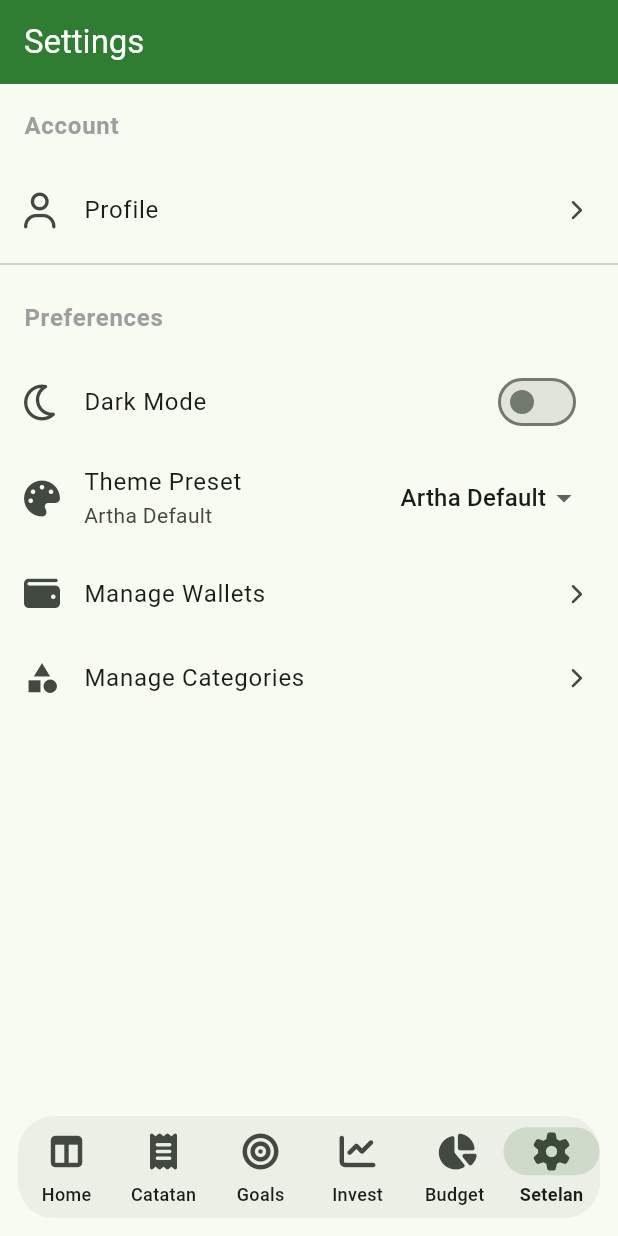
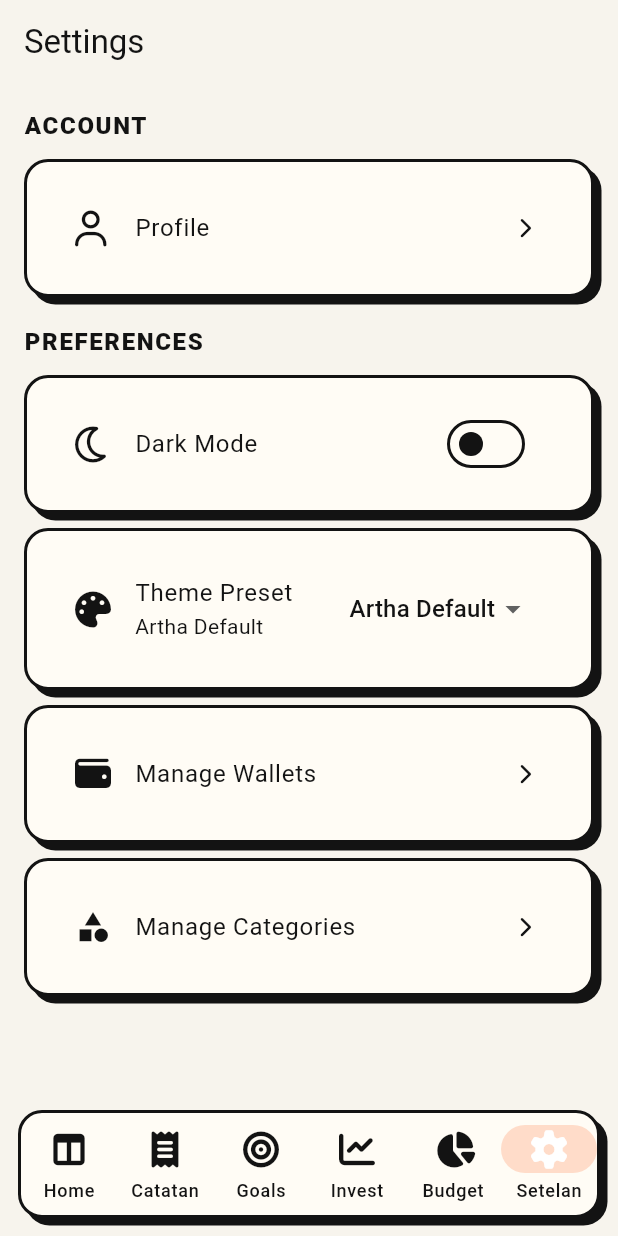
Before and after one commit to wahyuatmaja3/artha, a Flutter app: the screen it shows after launch, item 6 of the bottom bar chosen, on a phone screen of 412 x 824 dp. Run offline on Flutter 3.47's test engine with Material 3 defaults, Android fonts, the phone set to English and light mode, and no system bars; our stand-ins replace drift, fl_chart, flutter_riverpod, font_awesome_flutter, sqlite3_flutter_libs; accounts and stored records are empty; generated files the repository leaves out were written again; Roboto replaces fonts that are missing (Trebuchet MS).

Commit message:
feat: change entire design to neo brutalism

```diff
--- a/lib/app.dart
+++ b/lib/app.dart
@@ -1,6 +1,7 @@
 import 'package:flutter/material.dart';
 import 'package:flutter_riverpod/flutter_riverpod.dart';
 import 'package:font_awesome_flutter/font_awesome_flutter.dart';
+import 'core/ui/neo_widgets.dart';
 import '../../features/dashboard/dashboard_screen.dart';
 import '../../features/transactions/transactions_screen.dart';
 import '../../features/transactions/add_transaction_screen.dart';
@@ -37,21 +38,15 @@ class _AppShellState extends ConsumerState<AppShell> {
       body: _screens[_currentIndex],
       bottomNavigationBar: Padding(
         padding: const EdgeInsets.fromLTRB(12, 0, 12, 12),
-        child: ClipRRect(
-          borderRadius: BorderRadius.circular(24),
+        child: NeoCard(
+          padding: EdgeInsets.zero,
           child: NavigationBarTheme(
             data: NavigationBarThemeData(
               height: 68,
-              indicatorColor: scheme.primary.withValues(alpha: 0.16),
-              labelTextStyle: WidgetStateProperty.resolveWith((states) {
-                final isSelected = states.contains(WidgetState.selected);
-                return TextStyle(
-                  fontSize: 12,
-                  fontWeight: isSelected ? FontWeight.w700 : FontWeight.w500,
-                );
-              }),
+              indicatorColor: scheme.primary.withValues(alpha: 0.22),
             ),
             child: NavigationBar(
+              backgroundColor: Colors.transparent,
               selectedIndex: _currentIndex,
               onDestinationSelected: (index) {
                 setState(() {
--- a/lib/core/theme/app_theme.dart
+++ b/lib/core/theme/app_theme.dart
@@ -1,4 +1,5 @@
 import 'package:flutter/material.dart';
+import 'neo_tokens.dart';
 
 enum ThemePreset {
   artha,
@@ -12,50 +13,53 @@ enum ThemePreset {
 }
 
 class AppTheme {
-  // Brand Colors
-  static const Color primaryColor = Color(0xFF2E7D32); // Green
-  static const Color primaryLight = Color(0xFF60AD5E);
-  static const Color primaryDark = Color(0xFF005005);
+  static ThemeData lightTheme = _buildNeoTheme(brightness: Brightness.light);
+  static ThemeData darkTheme = _buildNeoTheme(brightness: Brightness.dark);
 
-  static const Color errorColor = Color(0xFFD32F2F); // Red
-  static const Color backgroundLight = Color(0xFFF5F5F5);
-  static const Color backgroundDark = Color(0xFF121212);
+  static ThemeData _buildNeoTheme({required Brightness brightness}) {
+    final isDark = brightness == Brightness.dark;
+    final scheme = ColorScheme(
+      brightness: brightness,
+      primary: isDark ? NeoTokens.darkAccent : NeoTokens.lightAccent,
+      onPrimary: isDark ? NeoTokens.darkInk : NeoTokens.lightInk,
+      secondary: isDark ? const Color(0xFF4CC9F0) : const Color(0xFF1777B6),
+      onSecondary: isDark ? NeoTokens.darkInk : Colors.white,
+      error: const Color(0xFFE53935),
+      onError: Colors.white,
+      surface: isDark ? NeoTokens.darkSurface : NeoTokens.lightSurface,
+      onSurface: isDark ? NeoTokens.darkInk : NeoTokens.lightInk,
+    );
 
-  static ThemeData lightTheme = ThemeData(
+    final base = ThemeData(
       useMaterial3: true,
-    colorScheme: ColorScheme.fromSeed(
-      seedColor: primaryColor,
-      brightness: Brightness.light,
-      error: errorColor,
+      colorScheme: scheme,
+      scaffoldBackgroundColor: isDark ? NeoTokens.darkBg : NeoTokens.lightBg,
+      fontFamily: 'Trebuchet MS',
+      appBarTheme: AppBarTheme(
+        backgroundColor: Colors.transparent,
+        foregroundColor: scheme.onSurface,
+        elevation: 0,
+        centerTitle: false,
       ),
-    appBarTheme: const AppBarTheme(
-      backgroundColor: primaryColor,
-      foregroundColor: Colors.white,
+      cardTheme: CardThemeData(
+        color: scheme.surface,
         elevation: 0,
+        shape: RoundedRectangleBorder(
+          borderRadius: BorderRadius.circular(NeoTokens.radiusMd),
+          side: BorderSide(color: scheme.onSurface, width: 2),
         ),
-    floatingActionButtonTheme: const FloatingActionButtonThemeData(
-      backgroundColor: primaryColor,
-      foregroundColor: Colors.white,
+      ),
+      floatingActionButtonTheme: FloatingActionButtonThemeData(
+        backgroundColor: scheme.primary,
+        foregroundColor: scheme.onPrimary,
+        shape: RoundedRectangleBorder(
+          borderRadius: BorderRadius.circular(NeoTokens.radiusMd),
+          side: BorderSide(color: scheme.onSurface, width: 2),
+        ),
       ),
     );
-
-  static ThemeData darkTheme = ThemeData(
-    useMaterial3: true,
-    colorScheme: ColorScheme.fromSeed(
-      seedColor: primaryColor,
-      brightness: Brightness.dark,
-      error: errorColor,
-    ),
-    appBarTheme: AppBarTheme(
-      backgroundColor: backgroundDark,
-      foregroundColor: Colors.white,
-      elevation: 0,
-    ),
-    floatingActionButtonTheme: const FloatingActionButtonThemeData(
-      backgroundColor: primaryColor,
-      foregroundColor: Colors.white,
-    ),
-  );
+    return base;
+  }
 
   static ThemeData lightThemeFor(ThemePreset preset) {
     switch (preset) {
--- /dev/null
+++ b/lib/core/theme/neo_tokens.dart
@@ -0,0 +1,21 @@
+import 'package:flutter/material.dart';
+
+class NeoTokens {
+  static const radiusSm = 10.0;
+  static const radiusMd = 16.0;
+  static const radiusLg = 24.0;
+
+  static const shadowOffset = Offset(5, 5);
+
+  static const lightBg = Color(0xFFF7F4ED);
+  static const lightSurface = Color(0xFFFFFCF5);
+  static const lightInk = Color(0xFF131313);
+  static const lightAccent = Color(0xFFFF6B2C);
+  static const lightAccentSoft = Color(0xFFFFD8C8);
+
+  static const darkBg = Color(0xFF151515);
+  static const darkSurface = Color(0xFF222222);
+  static const darkInk = Color(0xFFF3F0EA);
+  static const darkAccent = Color(0xFFFF8A4D);
+  static const darkAccentSoft = Color(0xFF4A2C1E);
+}
--- /dev/null
+++ b/lib/core/ui/neo_widgets.dart
@@ -0,0 +1,50 @@
+import 'package:flutter/material.dart';
+import '../theme/neo_tokens.dart';
+
+class NeoCard extends StatelessWidget {
+  const NeoCard({
+    super.key,
+    required this.child,
+    this.padding = const EdgeInsets.all(16),
+    this.background,
+  });
+
+  final Widget child;
+  final EdgeInsetsGeometry padding;
+  final Color? background;
+
+  @override
+  Widget build(BuildContext context) {
+    final scheme = Theme.of(context).colorScheme;
+    return Container(
+      decoration: BoxDecoration(
+        color: background ?? scheme.surface,
+        borderRadius: BorderRadius.circular(NeoTokens.radiusMd),
+        border: Border.all(color: scheme.onSurface, width: 2),
+        boxShadow: [
+          BoxShadow(
+            color: scheme.onSurface,
+            offset: NeoTokens.shadowOffset,
+          ),
+        ],
+      ),
+      child: Padding(padding: padding, child: child),
+    );
+  }
+}
+
+class NeoSectionTitle extends StatelessWidget {
+  const NeoSectionTitle(this.text, {super.key});
+  final String text;
+
+  @override
+  Widget build(BuildContext context) {
+    return Text(
+      text.toUpperCase(),
+      style: Theme.of(context).textTheme.titleMedium?.copyWith(
+        fontWeight: FontWeight.w900,
+        letterSpacing: 1.1,
+      ),
+    );
+  }
+}
--- a/lib/features/budget/budget_screen.dart
+++ b/lib/features/budget/budget_screen.dart
@@ -5,6 +5,7 @@ import '../../data/repositories/budgets_repository.dart';
 import '../../data/repositories/categories_repository.dart';
 import '../../data/repositories/transactions_repository.dart';
 import '../../core/utils/formatters.dart';
+import '../../core/ui/neo_widgets.dart';
 import '../../domain/models/models.dart';
 
 class BudgetScreen extends ConsumerWidget {
@@ -198,9 +199,9 @@ class BudgetScreen extends ConsumerWidget {
               final progress = usedAmount / budget.limitAmount;
               final color = progress > 0.9 ? Colors.red : (progress > 0.7 ? Colors.orange : Colors.green);
 
-              return Card(
-                margin: const EdgeInsets.only(bottom: 16.0),
-                child: Padding(
+              return Padding(
+                padding: const EdgeInsets.only(bottom: 16.0),
+                child: NeoCard(
                   padding: const EdgeInsets.all(16.0),
                   child: Column(
                     crossAxisAlignment: CrossAxisAlignment.start,
--- a/lib/features/dashboard/dashboard_screen.dart
+++ b/lib/features/dashboard/dashboard_screen.dart
@@ -3,6 +3,7 @@ import 'package:flutter_riverpod/flutter_riverpod.dart';
 import 'package:font_awesome_flutter/font_awesome_flutter.dart';
 import '../../data/repositories/transactions_repository.dart';
 import '../../core/utils/formatters.dart';
+import '../../core/ui/neo_widgets.dart';
 
 class DashboardScreen extends ConsumerStatefulWidget {
   const DashboardScreen({super.key});
@@ -125,10 +126,7 @@ class _DashboardScreenState extends ConsumerState<DashboardScreen> {
           children: [
             _buildTotalBalanceCard(context, transactionsAsyncValue, monthStart, monthEnd),
             const SizedBox(height: 24),
-            Text(
-              'Recent Transactions',
-              style: Theme.of(context).textTheme.titleLarge,
-            ),
+            const NeoSectionTitle('Recent Transactions'),
             const SizedBox(height: 16),
             _buildRecentTransactions(
               context,
@@ -148,9 +146,7 @@ class _DashboardScreenState extends ConsumerState<DashboardScreen> {
     DateTime monthStart,
     DateTime monthEnd,
   ) {
-    return Card(
-      elevation: 4,
-      shape: RoundedRectangleBorder(borderRadius: BorderRadius.circular(16)),
+    return NeoCard(
       child: Container(
         width: double.infinity,
         padding: const EdgeInsets.all(24.0),
@@ -247,7 +243,9 @@ class _DashboardScreenState extends ConsumerState<DashboardScreen> {
                 tx.categoryType ==
                 'expense'; // Since drift currently doesn't store type locally directly on tx
 
-            return ListTile(
+             return NeoCard(
+               padding: const EdgeInsets.symmetric(horizontal: 10, vertical: 6),
+               child: ListTile(
               leading: CircleAvatar(
                 backgroundColor: isExpense
                     ? Colors.red.shade100
@@ -271,12 +269,18 @@ class _DashboardScreenState extends ConsumerState<DashboardScreen> {
                   onLongPress: () async {
                     await ref
                         .read(transactionsRepositoryProvider)
-                    .deleteTransaction(tx.id, tx.walletId, tx.amount, tx.categoryType ?? 'expense');
+                        .deleteTransaction(
+                          tx.id,
+                          tx.walletId,
+                          tx.amount,
+                          tx.categoryType ?? 'expense',
+                        );
                     if (!context.mounted) return;
                     ScaffoldMessenger.of(context).showSnackBar(
                       const SnackBar(content: Text('Transaksi dihapus')),
                     );
                   },
+                ),
               );
           },
         );
--- a/lib/features/investment_plans/investment_plans_screen.dart
+++ b/lib/features/investment_plans/investment_plans_screen.dart
@@ -3,6 +3,7 @@ import 'package:flutter_riverpod/flutter_riverpod.dart';
 import 'package:font_awesome_flutter/font_awesome_flutter.dart';
 
 import '../../core/utils/formatters.dart';
+import '../../core/ui/neo_widgets.dart';
 import '../../data/repositories/investment_plans_repository.dart';
 import '../../data/repositories/wallets_repository.dart';
 import '../../domain/models/models.dart';
@@ -206,9 +207,9 @@ class _PlanCard extends ConsumerWidget {
 
   @override
   Widget build(BuildContext context, WidgetRef ref) {
-    return Card(
-      margin: const EdgeInsets.only(bottom: 12),
-      child: Padding(
+    return Padding(
+      padding: const EdgeInsets.only(bottom: 12),
+      child: NeoCard(
         padding: const EdgeInsets.all(14),
         child: Column(
           crossAxisAlignment: CrossAxisAlignment.start,
--- a/lib/features/savings_goals/savings_goals_screen.dart
+++ b/lib/features/savings_goals/savings_goals_screen.dart
@@ -3,6 +3,7 @@ import 'package:flutter_riverpod/flutter_riverpod.dart';
 import 'package:font_awesome_flutter/font_awesome_flutter.dart';
 
 import '../../core/utils/formatters.dart';
+import '../../core/ui/neo_widgets.dart';
 import '../../data/repositories/savings_goals_repository.dart';
 import '../../data/repositories/wallets_repository.dart';
 import '../../domain/models/models.dart';
@@ -157,9 +158,9 @@ class _GoalCard extends ConsumerWidget {
   @override
   Widget build(BuildContext context, WidgetRef ref) {
     final progressColor = goal.progress >= 1 ? Colors.green : Theme.of(context).colorScheme.primary;
-    return Card(
-      margin: const EdgeInsets.only(bottom: 14),
-      child: Padding(
+    return Padding(
+      padding: const EdgeInsets.only(bottom: 14),
+      child: NeoCard(
         padding: const EdgeInsets.all(14),
         child: Column(
           crossAxisAlignment: CrossAxisAlignment.start,
--- a/lib/features/settings/settings_screen.dart
+++ b/lib/features/settings/settings_screen.dart
@@ -3,6 +3,7 @@ import 'package:flutter_riverpod/flutter_riverpod.dart';
 import 'package:font_awesome_flutter/font_awesome_flutter.dart';
 import '../../core/theme/app_theme.dart';
 import '../../core/theme/theme_provider.dart';
+import '../../core/ui/neo_widgets.dart';
 import 'manage_wallets_screen.dart';
 import 'manage_categories_screen.dart';
 
@@ -41,29 +42,29 @@ class SettingsScreen extends ConsumerWidget {
         title: const Text('Settings'),
       ),
       body: ListView(
+        padding: const EdgeInsets.all(16),
         children: [
-          const ListTile(
-            title: Text('Account', style: TextStyle(fontWeight: FontWeight.bold, color: Colors.grey)),
-          ),
-          ListTile(
+          const NeoSectionTitle('Account'),
+          const SizedBox(height: 10),
+          NeoCard(child: ListTile(
             leading: const FaIcon(FontAwesomeIcons.user),
             title: const Text('Profile'),
             trailing: const FaIcon(FontAwesomeIcons.chevronRight, size: 14),
             onTap: () {},
-          ),
-          const Divider(),
-          const ListTile(
-            title: Text('Preferences', style: TextStyle(fontWeight: FontWeight.bold, color: Colors.grey)),
-          ),
-          SwitchListTile(
+          )),
+          const SizedBox(height: 18),
+          const NeoSectionTitle('Preferences'),
+          const SizedBox(height: 10),
+          NeoCard(child: SwitchListTile(
             secondary: const FaIcon(FontAwesomeIcons.moon),
             title: const Text('Dark Mode'),
             value: isDark,
             onChanged: (val) {
               ref.read(themeModeProvider.notifier).toggle(val);
             },
-          ),
-          ListTile(
+          )),
+          const SizedBox(height: 10),
+          NeoCard(child: ListTile(
             leading: const FaIcon(FontAwesomeIcons.palette),
             title: const Text('Theme Preset'),
             subtitle: Text(_themePresetLabel(themePreset)),
@@ -109,8 +110,9 @@ class SettingsScreen extends ConsumerWidget {
                 ),
               ],
             ),
-          ),
-          ListTile(
+          )),
+          const SizedBox(height: 10),
+          NeoCard(child: ListTile(
             leading: const FaIcon(FontAwesomeIcons.wallet),
             title: const Text('Manage Wallets'),
             trailing: const FaIcon(FontAwesomeIcons.chevronRight, size: 14),
@@ -121,8 +123,9 @@ class SettingsScreen extends ConsumerWidget {
                 ),
               );
             },
-          ),
-          ListTile(
+          )),
+          const SizedBox(height: 10),
+          NeoCard(child: ListTile(
             leading: const Icon(Icons.category),
             title: const Text('Manage Categories'),
             trailing: const FaIcon(FontAwesomeIcons.chevronRight, size: 14),
@@ -133,7 +136,7 @@ class SettingsScreen extends ConsumerWidget {
                 ),
               );
             },
-          ),
+          )),
         ],
       ),
     );
--- a/lib/features/transactions/transactions_screen.dart
+++ b/lib/features/transactions/transactions_screen.dart
@@ -4,6 +4,7 @@ import 'package:font_awesome_flutter/font_awesome_flutter.dart';
 import 'package:fl_chart/fl_chart.dart';
 import '../../data/repositories/transactions_repository.dart';
 import '../../core/utils/formatters.dart';
+import '../../core/ui/neo_widgets.dart';
 
 class TransactionsScreen extends ConsumerWidget {
   const TransactionsScreen({super.key});
@@ -50,7 +51,9 @@ class TransactionsScreen extends ConsumerWidget {
                   ? '${DateUtilsApp.formatDate(tx.date)} • ${tx.note}'
                   : DateUtilsApp.formatDate(tx.date);
 
-              return ListTile(
+              return NeoCard(
+                padding: const EdgeInsets.symmetric(horizontal: 8, vertical: 4),
+                child: ListTile(
                 leading: CircleAvatar(
                   backgroundColor: isExpense ? Colors.red.shade100 : Colors.green.shade100,
                   child: FaIcon(
@@ -72,7 +75,7 @@ class TransactionsScreen extends ConsumerWidget {
                 onTap: () {
                   // View/Edit transaction details
                 },
-              );
+              ));
             },
           );
         },
```
Lines whose indentation alone changed are shown as unchanged.
